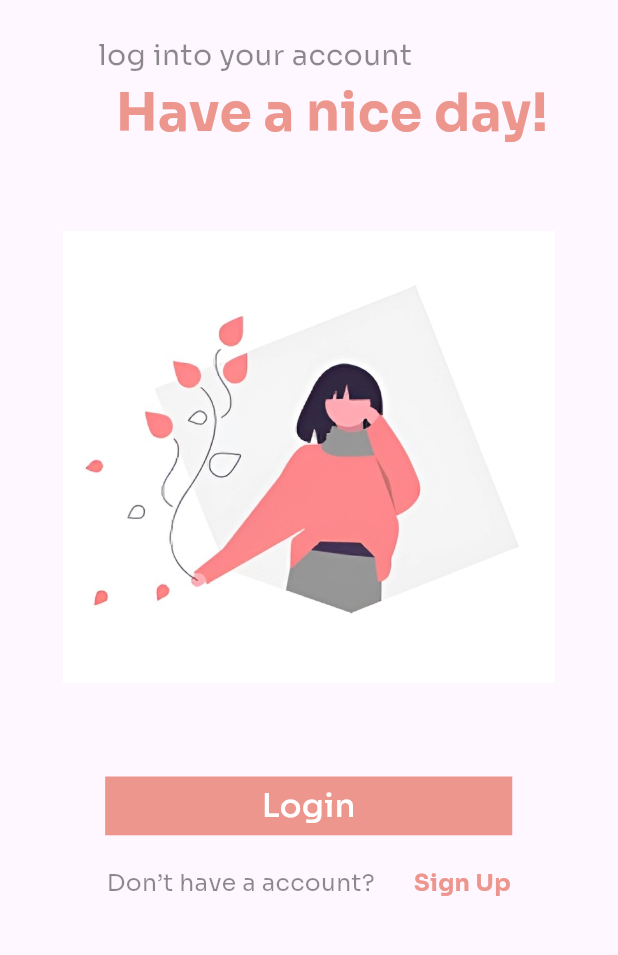
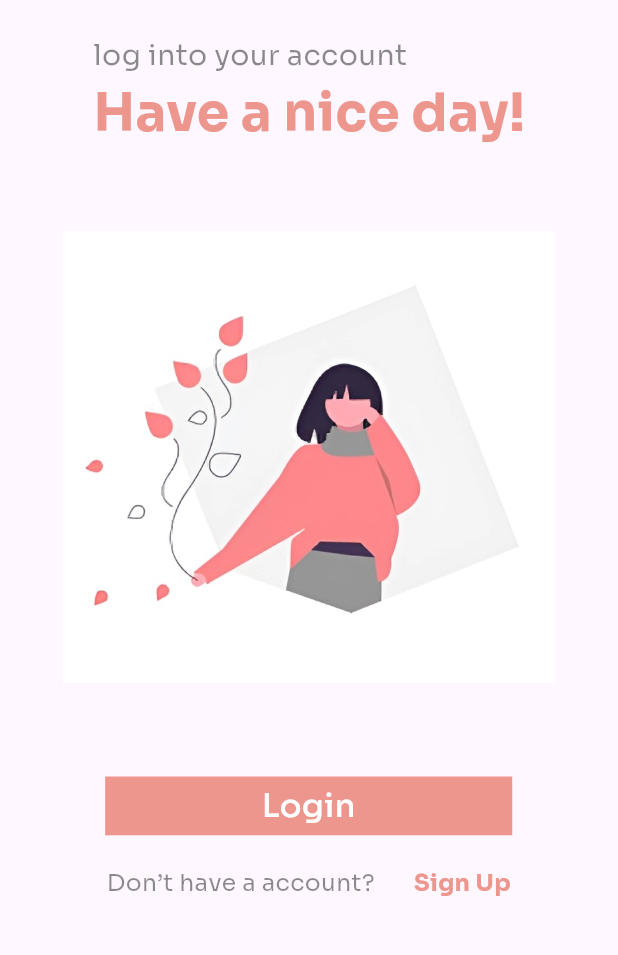
Before and after one commit to JATAYU000/Reconnect-Frontend, a Flutter app: the screen it shows after launch, on a phone screen of 412 x 824 dp, the part 211-1166 px from its top. Run offline on Flutter 3.47's test engine with Material 3 defaults, Android fonts, the phone set to English and light mode, and no system bars; our stand-ins replace google_fonts.

Commit message:
Updated welcome page

```diff
--- a/reconnect/lib/src/constants/text_strings.dart
+++ b/reconnect/lib/src/constants/text_strings.dart
@@ -1,5 +1,7 @@
 class TextConstants{
-  static const String WelcomeTitle = "\t\t\t\tHave a nice day!";
-  static const String WelcomeSubTitle = "\t\t\t\tlog into your account";
+  static const String WelcomeTitle = "Have a nice day!";
+  static const String WelcomeSubTitle = "log into your account";
   static const String WelcomeAccount = "Don’t have a account?";
+  static const String WelcomeBack = "Welcome Back!";
+
 }
--- a/reconnect/lib/src/pages/welcomepage.dart
+++ b/reconnect/lib/src/pages/welcomepage.dart
@@ -7,7 +7,7 @@ import "package:reconnect/src/widgets/authenticate_button.dart";
 class WelcomePage extends StatelessWidget {
   final int scwidth;
   final int scheight;
-  const WelcomePage({super.key, required this.scwidth,required this.scheight});
+  WelcomePage({super.key, required this.scwidth,required this.scheight});
 
   @override
   Widget build(BuildContext context) {
@@ -20,7 +20,7 @@ class WelcomePage extends StatelessWidget {
           // mainAxisAlignment: MainAxisAlignment.spaceAround,
           // crossAxisAlignment: CrossAxisAlignment.start,
           children: [
-            SizedBox(height: scheight*.04,),
+            SizedBox(height: scheight*0.04,),
             Container(
                     height: scheight*0.131,
                     width: scwidth*0.79,
```
